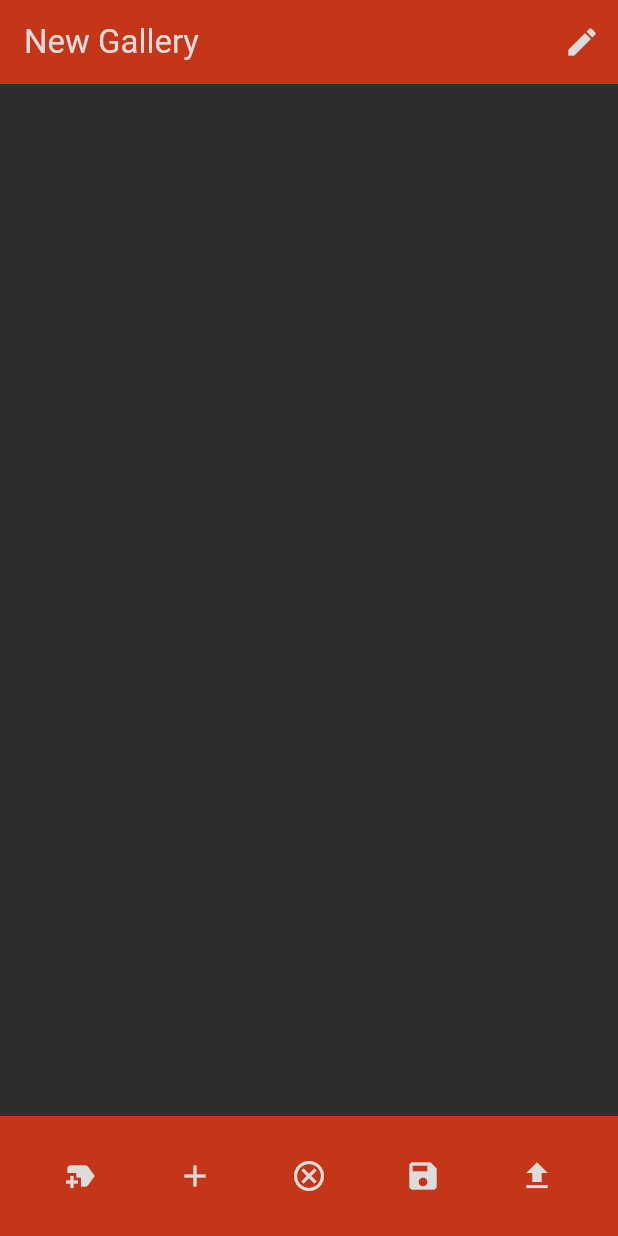
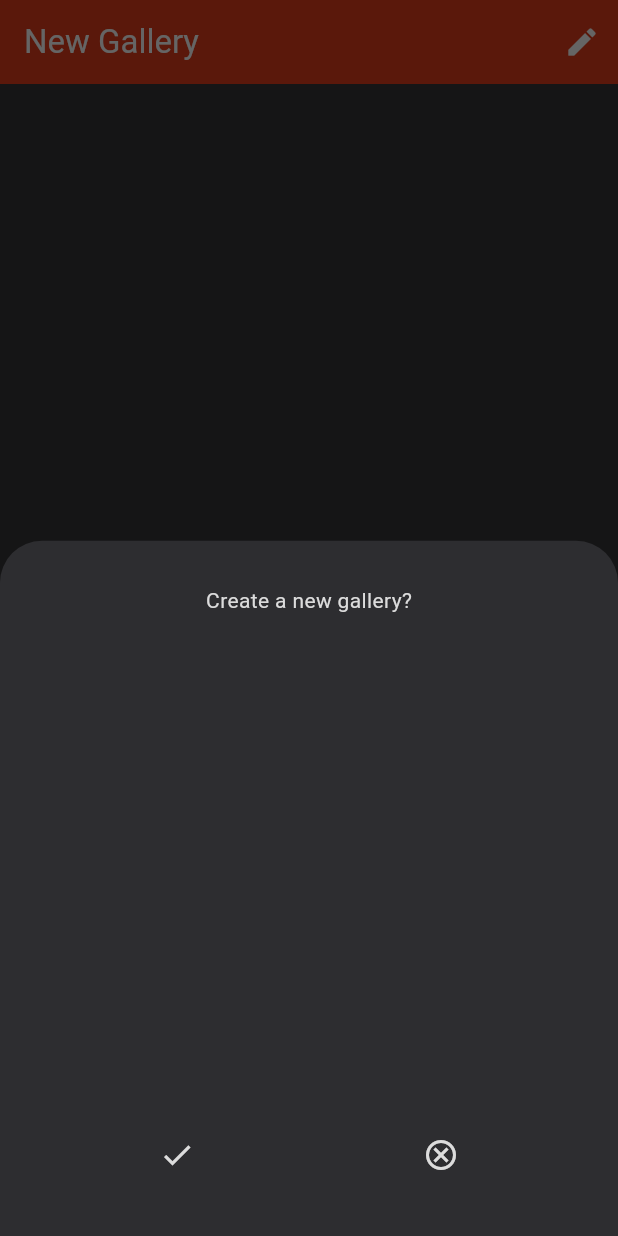
Before and after one commit to joaohudson/web-gallery, a Flutter app: the screen it shows after launch, item 3 of the bottom bar chosen, after a tap on the "new label" icon, on a phone screen of 412 x 824 dp. Run offline on Flutter 3.47's test engine with Material 2 defaults, Android fonts, the phone set to English and light mode, and no system bars; our stand-ins replace file_picker.

Commit message:
feat: modal to confirm overwriting of new gallery over current one

```diff
--- a/lib/pages/home_page.dart
+++ b/lib/pages/home_page.dart
@@ -109,7 +109,10 @@ class _HomePageState extends State<HomePage> {
             children: [
               IconButton(
                   onPressed: () {
-                    createNewEmptyGallery();
+                    showModalBottomSheet(
+                        context: context,
+                        builder: (context) =>
+                            buildNewGalleryConfirmationModal(context));
                   },
                   icon: const Icon(Icons.new_label)),
               IconButton(
@@ -195,4 +198,33 @@ class _HomePageState extends State<HomePage> {
       )
     ]);
   }
+
+  Widget buildNewGalleryConfirmationModal(BuildContext context) {
+    return Container(
+      margin: const EdgeInsets.all(30),
+      child: Column(
+        mainAxisAlignment: MainAxisAlignment.spaceBetween,
+        children: [
+        const Text('Create a new gallery?'),
+        Row(
+          mainAxisAlignment: MainAxisAlignment.spaceAround,
+          children: [
+            IconButton(
+              icon: const Icon(Icons.check),
+              onPressed: () {
+                createNewEmptyGallery();
+                Navigator.pop(context);
+              },
+            ),
+            IconButton(
+              icon: const Icon(Icons.cancel_outlined),
+              onPressed: () {
+                Navigator.pop(context);
+              },
+            )
+          ],
+        )
+      ]),
+    );
+  }
 }
```
